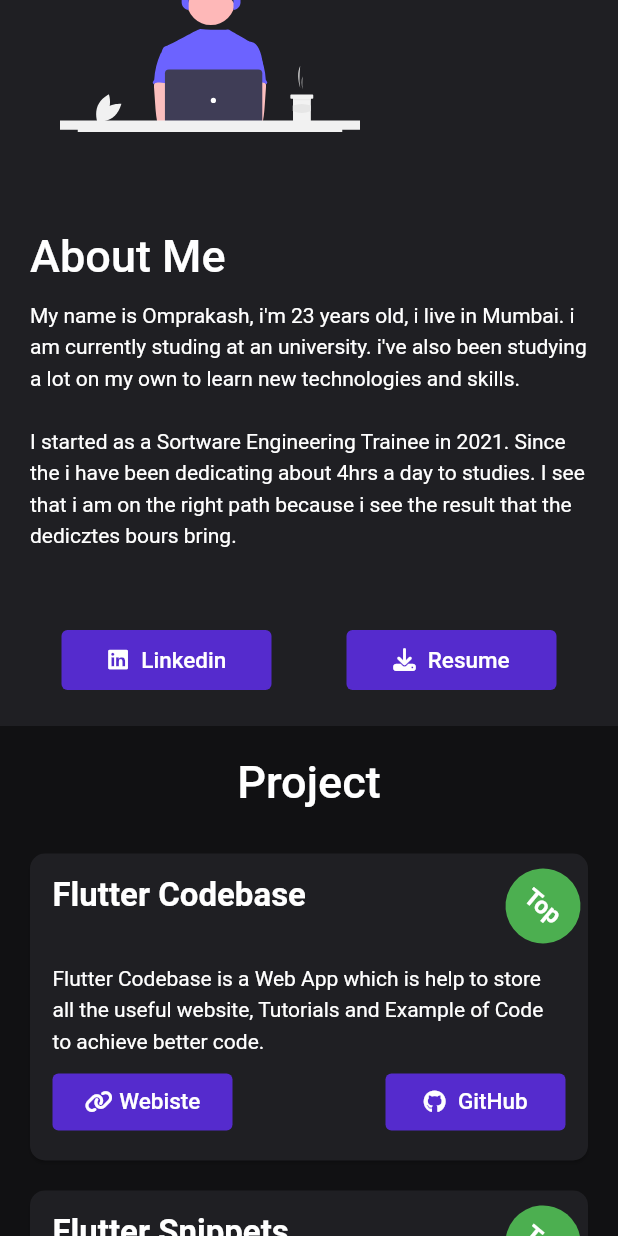
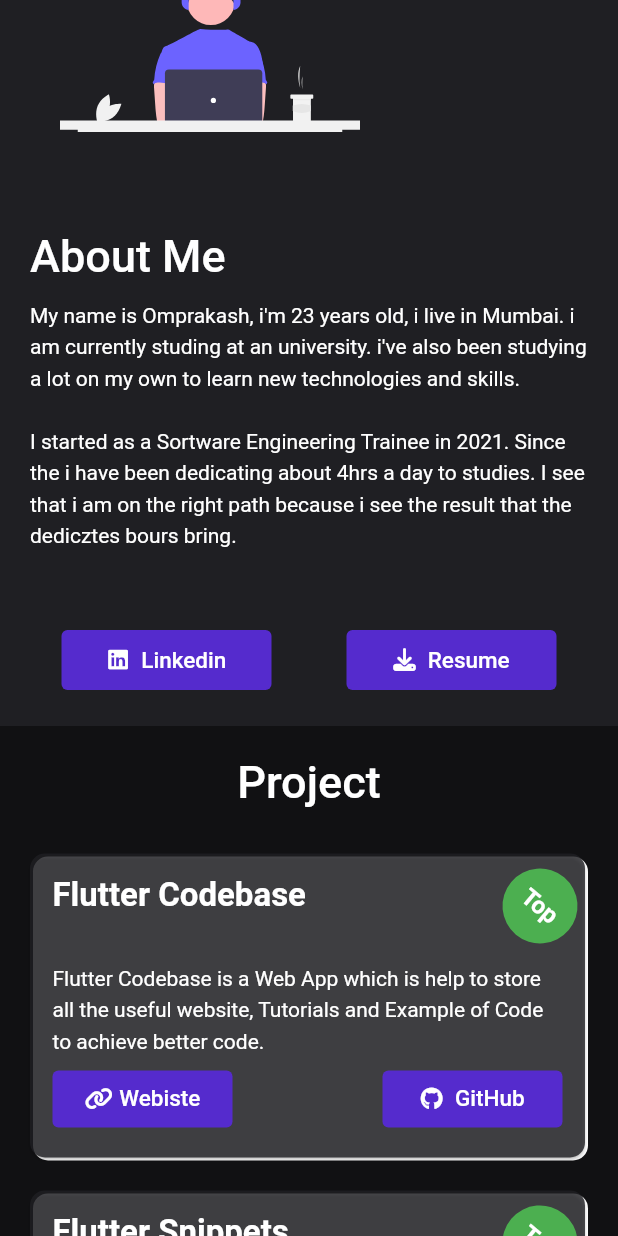
Before and after one commit to om-chauhan/developer_portfolio_flutter, a Flutter app: the screen it shows after launch, scrolled down 576 dp, on a phone screen of 412 x 824 dp. Run offline on Flutter 3.47's test engine with Material 2 defaults, Android fonts, the phone set to English and light mode, and no system bars; our stand-ins replace flutter_svg, font_awesome_flutter, google_fonts, sizer, url_strategy; missing offline and left inert: blobs.

```diff
--- a/lib/view/home/project/project.dart
+++ b/lib/view/home/project/project.dart
@@ -54,9 +54,6 @@ class _ProjectState extends State<Project> {
                 description: project.projectList[i].description,
                 website: project.projectList[i].website,
                 github: project.projectList[i].gitHub,
-                color: project.projectList[i].top == true
-                    ? kGreyShade
-                    : kGreyShade.withOpacity(0.6),
                 top: project.projectList[i].top,
               );
             },
--- a/lib/view/home/project/project_card.dart
+++ b/lib/view/home/project/project_card.dart
@@ -2,7 +2,7 @@ import 'package:om_chauhan/all_imports.dart';
 
 class ProjectCard extends StatelessWidget {
   final String? title, description, website, github;
-  final Color? color;
+
   final bool? top;
   const ProjectCard({
     Key? key,
@@ -10,23 +10,35 @@ class ProjectCard extends StatelessWidget {
     this.description,
     this.website,
     this.github,
-    this.color,
     this.top,
   }) : super(key: key);
 
   @override
   Widget build(BuildContext context) {
-    return Stack(
+    return Padding(
+      padding: EdgeInsets.only(right: 2, bottom: 2),
+      child: Stack(
         children: [
-        Card(
-          color: color,
+          Container(
+            decoration: BoxDecoration(
+              borderRadius: BorderRadius.circular(10),
+              boxShadow: [
+                BoxShadow(
+                    color: top == true ? Colors.white : Colors.greenAccent,
+                    offset: Offset(2, 2)),
+              ],
+            ),
+            child: Card(
+              color: top == true ? kGreyShade.withOpacity(0.8) : Colors.black,
               margin: EdgeInsets.zero,
               elevation: 1,
-          shape:
-              RoundedRectangleBorder(borderRadius: BorderRadius.circular(10)),
+              shape: RoundedRectangleBorder(
+                borderRadius: BorderRadius.circular(10),
+              ),
               child: Padding(
-            padding: EdgeInsets.all(Responsive.isDesktop(context) ? 25.0 : 15),
-            child: Container(
+                padding:
+                    EdgeInsets.all(Responsive.isDesktop(context) ? 25.0 : 15),
+                child: SizedBox(
                   width: double.infinity,
                   height: double.infinity,
                   child: Column(
@@ -47,10 +59,8 @@ class ProjectCard extends StatelessWidget {
                         maxLines: 3,
                         textOverflow: TextOverflow.ellipsis,
                       ),
-                  // Expanded(child: SizedBox()),
                       Spacer(),
                       Container(
-                    // color: Colors.green,
                         child: Row(
                           mainAxisAlignment: MainAxisAlignment.spaceBetween,
                           children: [
@@ -84,6 +94,7 @@ class ProjectCard extends StatelessWidget {
                 ),
               ),
             ),
+          ),
           Positioned(
             right: 5,
             top: 10,
@@ -108,6 +119,7 @@ class ProjectCard extends StatelessWidget {
             ),
           ),
         ],
+      ),
     );
   }
 }
```
Also changed, not shown: 2 other files. Lines whose indentation alone changed are shown as unchanged.
